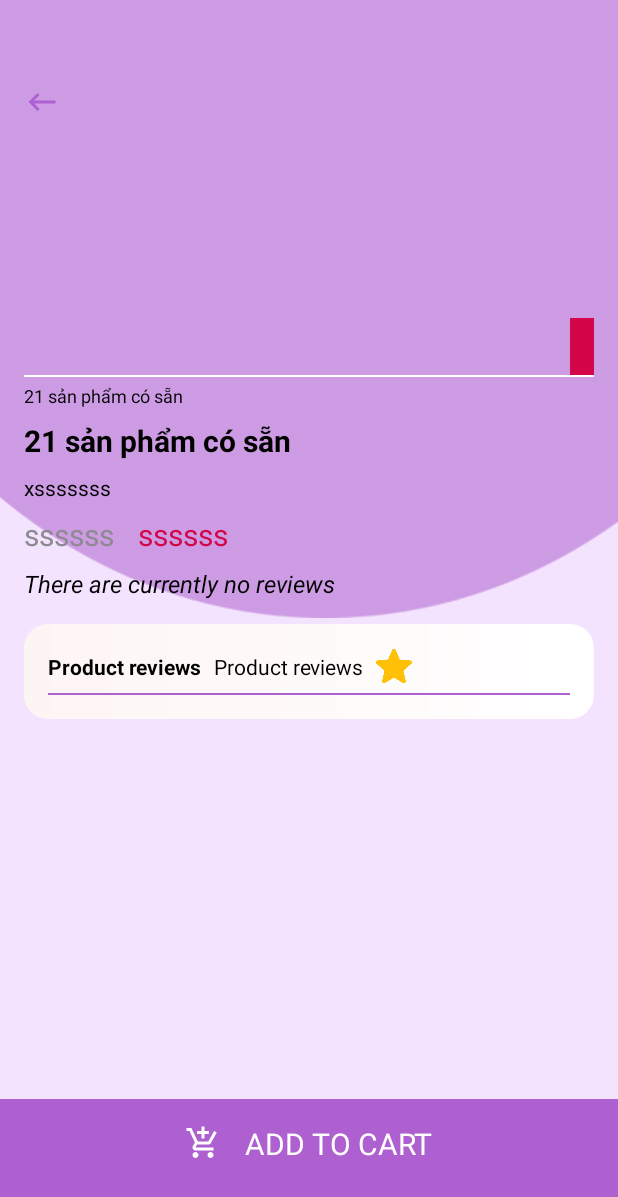
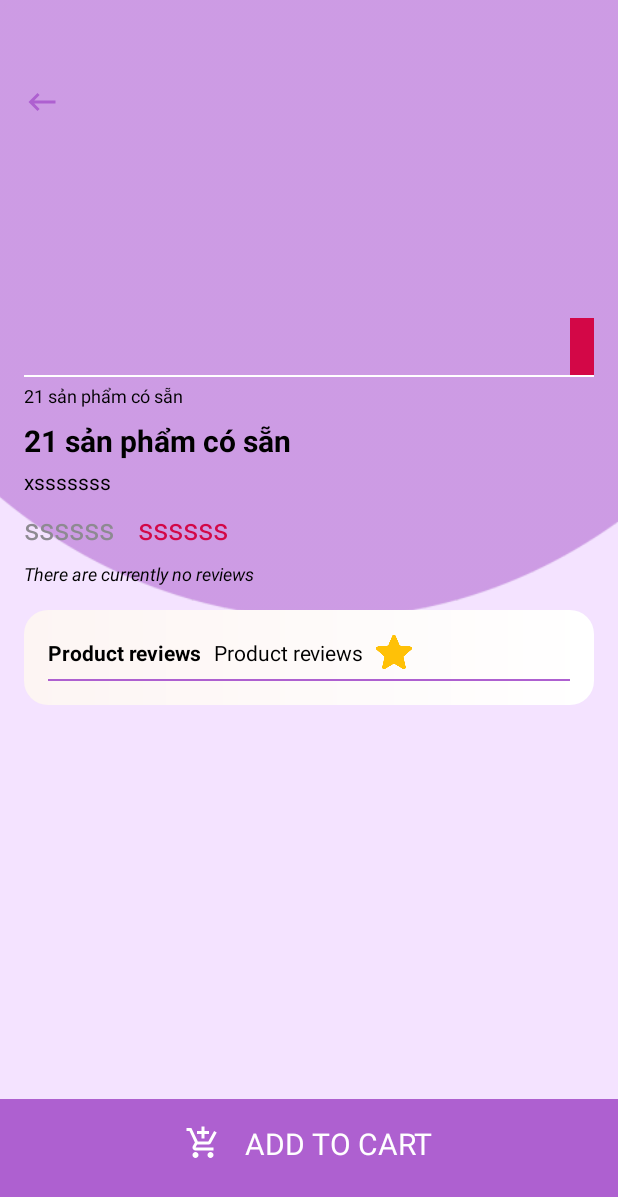
Before and after one commit to vinhhoang2810/PBL6-shoes-shop, an Android app: the DetailProductActivity screen opened directly, with no data from a screen before it, on a phone screen of 412 x 824 dp. Shown: the top 1197 px of the screen. Run offline under Robolectric (Android 15) with nearby library versions, the phone set to English and light mode, and no system bars; our stand-ins replace sdp/ssp sizes; libraries missing offline, so code that uses them is left out: com.chibatching.kotpref; network calls fail; pictures from the network do not load; 1 statement that could not run was skipped.

Commit message:
readjust ui detail product

```diff
--- a/app/src/main/res/layout/activity_detail_product.xml
+++ b/app/src/main/res/layout/activity_detail_product.xml
@@ -95,7 +95,7 @@
                 android:layout_width="match_parent"
                 android:layout_height="wrap_content"
                 android:layout_marginHorizontal="@dimen/_16sdp"
-                android:layout_marginTop="@dimen/_8sdp"
+                android:layout_marginTop="@dimen/_4sdp"
                 android:text="xsssssss"
                 android:textColor="@color/black"
                 app:layout_constraintTop_toBottomOf="@id/tvName" />
@@ -131,7 +131,7 @@
                 android:layout_marginStart="@dimen/_16sdp"
                 android:layout_marginTop="@dimen/_8sdp"
                 android:text="@string/there_are_current"
-                android:textSize="@dimen/_16sdp"
+                android:textSize="@dimen/_12sdp"
                 android:textStyle="italic"
                 app:layout_constraintStart_toStartOf="parent"
                 app:layout_constraintTop_toBottomOf="@id/tvDiscount" />
```
Also changed, not shown: app/src/main/java/com/shop/shoes/project/ui/main/search/SearchActivity.kt (+12 -1 lines).
